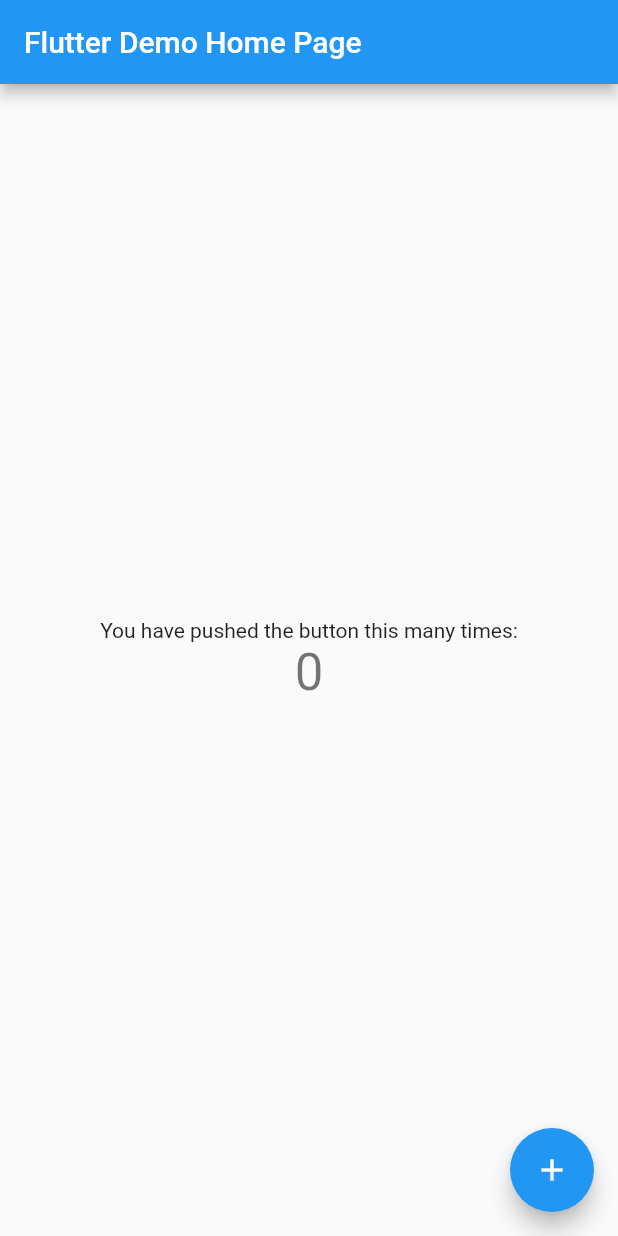
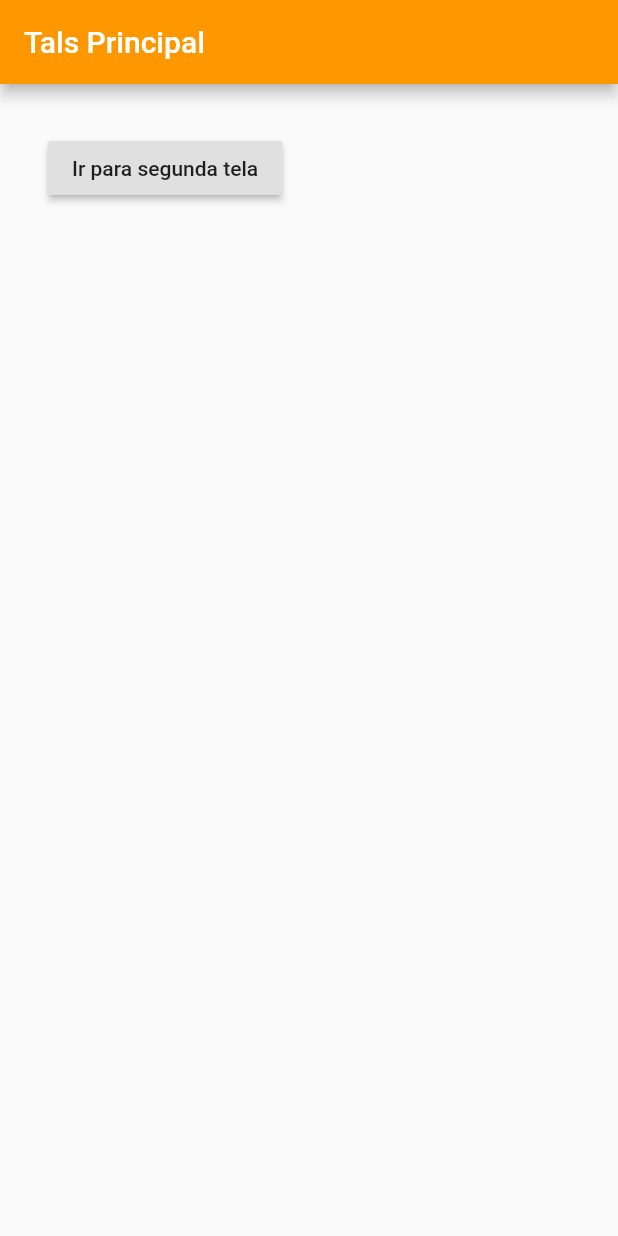
Before and after one commit to luizpaulolppa/flutter-study, a Flutter app: the screen it shows after launch, on a phone screen of 412 x 824 dp. Run offline on Flutter 3.47's test engine with Material 2 defaults, Android fonts, the phone set to English and light mode, and no system bars.

Commit message:
creating first navigation

```diff
--- a/navegacao/lib/main.dart
+++ b/navegacao/lib/main.dart
@@ -1,115 +1,43 @@
 import 'package:flutter/material.dart';
+import 'package:navegacao/TelaSecundaria.dart';
 
 void main() {
-  runApp(const MyApp());
+  runApp(MaterialApp(
+    home: TelaInicial(),
+  ));
 }
 
-class MyApp extends StatelessWidget {
-  const MyApp({Key? key}) : super(key: key);
+class TelaInicial extends StatefulWidget {
+  const TelaInicial({Key? key}) : super(key: key);
 
-  // This widget is the root of your application.
+  @override
+  _TelaInicialState createState() => _TelaInicialState();
+}
+
+class _TelaInicialState extends State<TelaInicial> {
   @override
   Widget build(BuildContext context) {
-    return MaterialApp(
-      title: 'Flutter Demo',
-      theme: ThemeData(
-        // This is the theme of your application.
-        //
-        // Try running your application with "flutter run". You'll see the
-        // application has a blue toolbar. Then, without quitting the app, try
-        // changing the primarySwatch below to Colors.green and then invoke
-        // "hot reload" (press "r" in the console where you ran "flutter run",
-        // or simply save your changes to "hot reload" in a Flutter IDE).
-        // Notice that the counter didn't reset back to zero; the application
-        // is not restarted.
-        primarySwatch: Colors.blue,
-      ),
-      home: const MyHomePage(title: 'Flutter Demo Home Page'),
-    );
-  }
-}
-
-class MyHomePage extends StatefulWidget {
-  const MyHomePage({Key? key, required this.title}) : super(key: key);
-
-  // This widget is the home page of your application. It is stateful, meaning
-  // that it has a State object (defined below) that contains fields that affect
-  // how it looks.
-
-  // This class is the configuration for the state. It holds the values (in this
-  // case the title) provided by the parent (in this case the App widget) and
-  // used by the build method of the State. Fields in a Widget subclass are
-  // always marked "final".
-
-  final String title;
-
-  @override
-  State<MyHomePage> createState() => _MyHomePageState();
-}
-
-class _MyHomePageState extends State<MyHomePage> {
-  int _counter = 0;
-
-  void _incrementCounter() {
-    setState(() {
-      // This call to setState tells the Flutter framework that something has
-      // changed in this State, which causes it to rerun the build method below
-      // so that the display can reflect the updated values. If we changed
-      // _counter without calling setState(), then the build method would not be
-      // called again, and so nothing would appear to happen.
-      _counter++;
-    });
-  }
-
-  @override
-  Widget build(BuildContext context) {
-    // This method is rerun every time setState is called, for instance as done
-    // by the _incrementCounter method above.
-    //
-    // The Flutter framework has been optimized to make rerunning build methods
-    // fast, so that you can just rebuild anything that needs updating rather
-    // than having to individually change instances of widgets.
     return Scaffold(
       appBar: AppBar(
-        // Here we take the value from the MyHomePage object that was created by
-        // the App.build method, and use it to set our appbar title.
-        title: Text(widget.title),
+        title: Text("Tals Principal"),
+        backgroundColor: Colors.orange,
       ),
-      body: Center(
-        // Center is a layout widget. It takes a single child and positions it
-        // in the middle of the parent.
+      body: Container(
+        padding: EdgeInsets.all(32),
         child: Column(
-          // Column is also a layout widget. It takes a list of children and
-          // arranges them vertically. By default, it sizes itself to fit its
-          // children horizontally, and tries to be as tall as its parent.
-          //
-          // Invoke "debug painting" (press "p" in the console, choose the
-          // "Toggle Debug Paint" action from the Flutter Inspector in Android
-          // Studio, or the "Toggle Debug Paint" command in Visual Studio Code)
-          // to see the wireframe for each widget.
-          //
-          // Column has various properties to control how it sizes itself and
-          // how it positions its children. Here we use mainAxisAlignment to
-          // center the children vertically; the main axis here is the vertical
-          // axis because Columns are vertical (the cross axis would be
-          // horizontal).
-          mainAxisAlignment: MainAxisAlignment.center,
-          children: <Widget>[
-            const Text(
-              'You have pushed the button this many times:',
-            ),
-            Text(
-              '$_counter',
-              style: Theme.of(context).textTheme.headline4,
+          children: [
+            RaisedButton(
+              child: Text("Ir para segunda tela"),
+              onPressed: () {
+                Navigator.push(
+                  context,
+                  MaterialPageRoute(builder: (context) => TelaSecundaria()),
+                );
+              },
             ),
           ],
         ),
       ),
-      floatingActionButton: FloatingActionButton(
-        onPressed: _incrementCounter,
-        tooltip: 'Increment',
-        child: const Icon(Icons.add),
-      ), // This trailing comma makes auto-formatting nicer for build methods.
     );
   }
 }
```
Also changed, not shown: navegacao/lib/TelaSecundaria.dart (added, +28 -0 lines).
